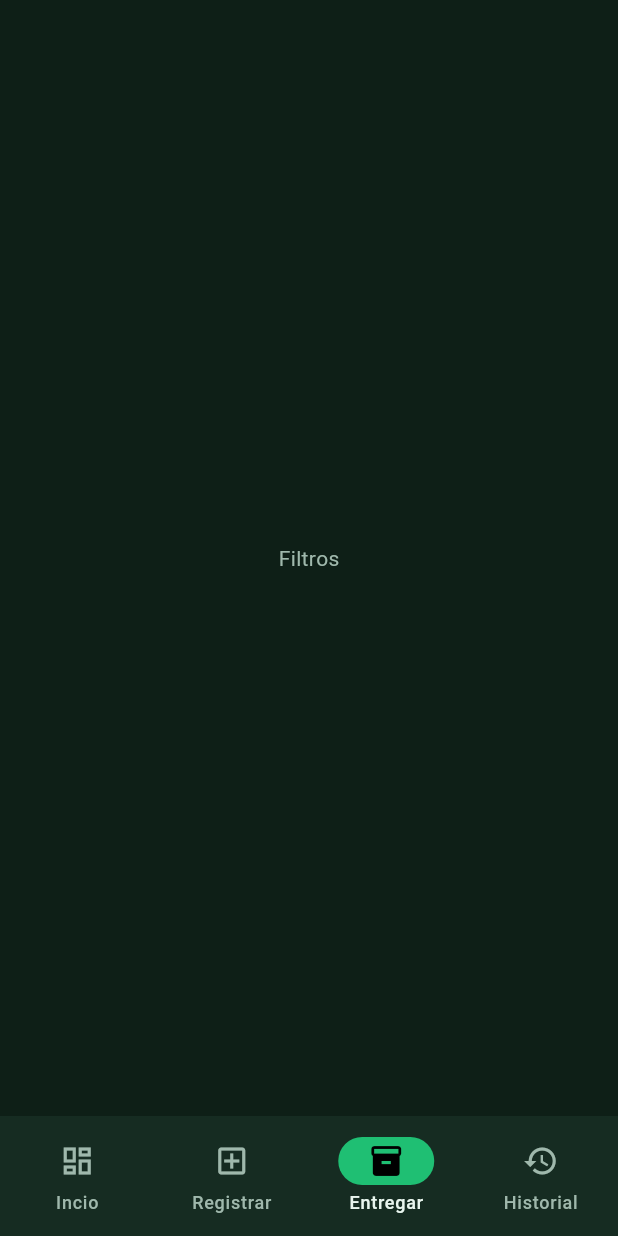
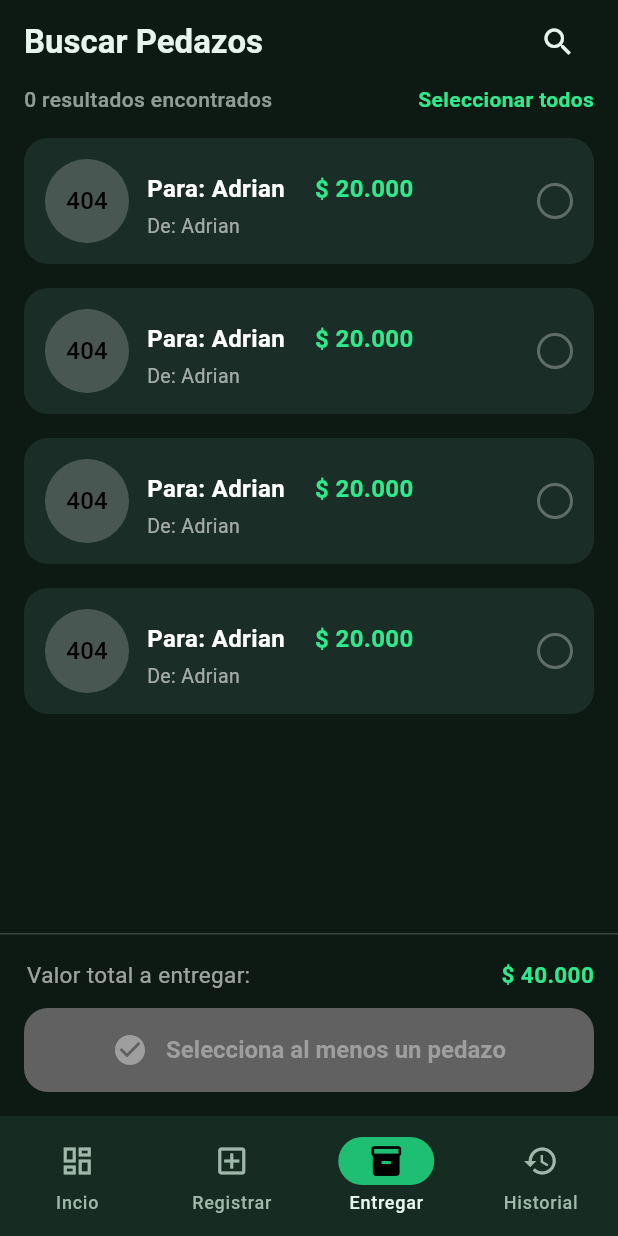
Before and after one commit to Adrian-Angulo/administracion_de_pedazos, a Flutter app: the screen it shows after launch, item 3 of the bottom bar chosen, on a phone screen of 412 x 824 dp. Run offline on Flutter 3.47's test engine with Material 3 defaults, Android fonts, the phone set to English and light mode, and no system bars.

Commit message:
interfaz de buscarPedazos completa

```diff
--- a/lib/screens/filtro_screens.dart
+++ b/lib/screens/filtro_screens.dart
@@ -1,10 +1,102 @@
+import 'package:administracion_de_pedazos/widgets/delivery_action_footer.dart';
+import 'package:administracion_de_pedazos/widgets/pedazo_list_item.dart';
+import 'package:administracion_de_pedazos/widgets/results_header.dart';
 import 'package:flutter/material.dart';
 
-class FiltroScreens extends StatelessWidget {
+class FiltroScreens extends StatefulWidget {
   const FiltroScreens({super.key});
 
   @override
+  State<FiltroScreens> createState() => _FiltroScreensState();
+}
+
+class _FiltroScreensState extends State<FiltroScreens> {
+  final TextEditingController _searchController = TextEditingController();
+  final Set<int> _selectedIndices = {};
+  bool _isSearchVisible = false;
+
+  @override
+  void initState() {
+    super.initState();
+  }
+
+  @override
+  void dispose() {
+    _searchController.dispose();
+    super.dispose();
+  }
+
+  @override
   Widget build(BuildContext context) {
-    return Center(child: Text("Filtros"),);
+    final now = DateTime.now();
+    final scheduleText =
+        'Registrando entrega para hoy a las ${now.hour}:${now.minute.toString().padLeft(2, '0')}';
+
+    return Scaffold(
+      backgroundColor: const Color(0xFF0D1A14),
+      appBar: AppBar(
+        title: _isSearchVisible
+            ? TextField(
+                controller: _searchController,
+                autofocus: true,
+                style: const TextStyle(color: Colors.white, fontSize: 18),
+                decoration: InputDecoration(
+                  hintText: 'Buscar por destinatario (Para)...',
+                  hintStyle: TextStyle(
+                    color: Colors.white.withOpacity(0.5),
+                    fontSize: 16,
+                  ),
+                  border: InputBorder.none,
+                  prefixIcon: Icon(
+                    Icons.search,
+                    color: Colors.white.withOpacity(0.7),
+                  ),
+                ),
+                onChanged: (value) {
+                  // Implement search logic here
+                },
+              )
+            : const Text('Buscar Pedazos'),
+        actions: [
+          Padding(
+            padding: const EdgeInsets.only(right: 16),
+            child: IconButton(
+              onPressed: () {
+                setState(() {
+                  _isSearchVisible = !_isSearchVisible;
+                  if (!_isSearchVisible) {
+                    _searchController.clear();
+                  }
+                });
+              },
+              icon: Icon(_isSearchVisible ? Icons.close : Icons.search),
+            ),
+          ),
+        ],
+        backgroundColor: Colors.transparent,
+      ),
+      body: Column(
+        children: [
+          ResultsHeader(resultCount: 0, onSelectAll: () {}, allSelected: false),
+          Expanded(
+            child: ListView.builder(
+              itemCount: 4,
+              padding: const EdgeInsets.only(bottom: 16),
+              itemBuilder: (context, index) {
+                return PedazoListItem(
+                  isSelected: _selectedIndices.contains(index),
+                  onToggle: () {},
+                );
+              },
+            ),
+          ),
+          DeliveryActionFooter(
+            selectedCount: _selectedIndices.length,
+            onRegister: () {},
+            scheduleText: scheduleText,
+          ),
+        ],
+      ),
+    );
   }
 }
--- /dev/null
+++ b/lib/widgets/delivery_action_footer.dart
@@ -0,0 +1,96 @@
+import 'package:flutter/material.dart';
+
+class DeliveryActionFooter extends StatelessWidget {
+  final int selectedCount;
+  final VoidCallback onRegister;
+  final String? scheduleText;
+
+  const DeliveryActionFooter({
+    super.key,
+    required this.selectedCount,
+    required this.onRegister,
+    this.scheduleText,
+  });
+
+  @override
+  Widget build(BuildContext context) {
+    final colorScheme = Theme.of(context).colorScheme;
+
+    return Container(
+      padding: const EdgeInsets.all(16),
+      decoration: BoxDecoration(
+        color: const Color(0xFF0D1A14),
+        border: Border(
+          top: BorderSide(color: colorScheme.onSurface.withOpacity(0.2)),
+        ),
+      ),
+      child: Column(
+        mainAxisSize: MainAxisSize.min,
+        children: [
+          Padding(
+            padding: const EdgeInsets.only(bottom: 12),
+            child: Row(
+              mainAxisAlignment: MainAxisAlignment.spaceBetween,
+              spacing: 10,
+              children: [
+                Text(
+                  "Valor total a entregar: ",
+                  style: TextStyle(
+                    color: Colors.white.withOpacity(0.6),
+                    fontSize: 15,
+                  ),
+                  textAlign: TextAlign.center,
+                ),
+                Text(
+                  "\$ 40.000",
+                  style: TextStyle(
+                    color: Theme.of(context).colorScheme.primary,
+                    fontWeight: FontWeight.bold,
+                    fontSize: 15,
+                  ),
+                  textAlign: TextAlign.center,
+                ),
+              ],
+            ),
+          ),
+          SizedBox(
+            width: double.infinity,
+            height: 56,
+            child: ElevatedButton(
+              onPressed: selectedCount > 0 ? onRegister : null,
+              style: ElevatedButton.styleFrom(
+                backgroundColor: colorScheme.primary,
+                disabledBackgroundColor: Colors.grey.shade700,
+                shape: RoundedRectangleBorder(
+                  borderRadius: BorderRadius.circular(16),
+                ),
+                elevation: 0,
+              ),
+              child: Row(
+                mainAxisAlignment: MainAxisAlignment.center,
+                children: [
+                  Icon(
+                    Icons.check_circle,
+                    color: selectedCount > 0 ? Colors.white : Colors.grey,
+                    size: 24,
+                  ),
+                  const SizedBox(width: 12),
+                  Text(
+                    selectedCount > 0
+                        ? 'Registrar Entrega ($selectedCount)'
+                        : 'Selecciona al menos un pedazo',
+                    style: TextStyle(
+                      color: selectedCount > 0 ? Colors.white : Colors.grey,
+                      fontSize: 16,
+                      fontWeight: FontWeight.bold,
+                    ),
+                  ),
+                ],
+              ),
+            ),
+          ),
+        ],
+      ),
+    );
+  }
+}
--- /dev/null
+++ b/lib/widgets/pedazo_list_item.dart
@@ -0,0 +1,107 @@
+import 'package:flutter/material.dart';
+
+class PedazoListItem extends StatelessWidget {
+  final bool isSelected;
+  final VoidCallback onToggle;
+
+  const PedazoListItem({
+    super.key,
+
+    required this.isSelected,
+    required this.onToggle,
+  });
+
+  @override
+  Widget build(BuildContext context) {
+    final colorScheme = Theme.of(context).colorScheme;
+
+    return GestureDetector(
+      onTap: onToggle,
+      child: Container(
+        margin: const EdgeInsets.symmetric(horizontal: 16, vertical: 8),
+        padding: const EdgeInsets.all(12),
+        decoration: BoxDecoration(
+          color: const Color(0xFF1A2D26),
+          borderRadius: BorderRadius.circular(16),
+          border: Border.all(
+            color: isSelected ? colorScheme.primary : Colors.transparent,
+            width: 2,
+          ),
+        ),
+        child: Row(
+          children: [
+            // Avatar Icon
+            CircleAvatar(
+              radius: 28,
+              backgroundColor: Colors.white.withOpacity(0.2),
+              child: Text("404"),
+            ),
+            const SizedBox(width: 12),
+
+            // Content
+            Expanded(
+              child: Column(
+                crossAxisAlignment: CrossAxisAlignment.start,
+                children: [
+                  const SizedBox(height: 6),
+                  // Destinatario
+                  Row(
+                    children: [
+                      Text(
+                        'Para: Adrian',
+                        style: const TextStyle(
+                          color: Colors.white,
+                          fontSize: 16,
+                          fontWeight: FontWeight.bold,
+                        ),
+                      ),
+                      const SizedBox(width: 20),
+                      Text(
+                        '\$ 20.000',
+                        style: TextStyle(
+                          color: colorScheme.primary,
+                          fontSize: 16,
+                          fontWeight: FontWeight.bold,
+                        ),
+                      ),
+                    ],
+                  ),
+                  const SizedBox(height: 4),
+                  // Descripción
+                  Text(
+                    "De: Adrian",
+                    style: TextStyle(
+                      color: Colors.white.withOpacity(0.6),
+                      fontSize: 13,
+                    ),
+                    maxLines: 1,
+                    overflow: TextOverflow.ellipsis,
+                  ),
+                ],
+              ),
+            ),
+
+            // Checkbox
+            Container(
+              width: 24,
+              height: 24,
+              decoration: BoxDecoration(
+                shape: BoxShape.circle,
+                color: isSelected ? colorScheme.primary : Colors.transparent,
+                border: Border.all(
+                  color: isSelected
+                      ? colorScheme.primary
+                      : Colors.white.withOpacity(0.3),
+                  width: 2,
+                ),
+              ),
+              child: isSelected
+                  ? const Icon(Icons.check, size: 16, color: Colors.white)
+                  : null,
+            ),
+          ],
+        ),
+      ),
+    );
+  }
+}
--- /dev/null
+++ b/lib/widgets/results_header.dart
@@ -0,0 +1,47 @@
+import 'package:flutter/material.dart';
+
+class ResultsHeader extends StatelessWidget {
+  final int resultCount;
+  final VoidCallback onSelectAll;
+  final bool allSelected;
+
+  const ResultsHeader({
+    super.key,
+    required this.resultCount,
+    required this.onSelectAll,
+    this.allSelected = false,
+  });
+
+  @override
+  Widget build(BuildContext context) {
+    final colorScheme = Theme.of(context).colorScheme;
+
+    return Padding(
+      padding: const EdgeInsets.only(left: 16, right: 16, bottom: 8),
+      child: Row(
+        mainAxisAlignment: MainAxisAlignment.spaceBetween,
+        children: [
+          Text(
+            '$resultCount resultado${resultCount != 1 ? 's' : ''} encontrado${resultCount != 1 ? 's' : ''}',
+            style: TextStyle(
+              color: colorScheme.onSurface.withOpacity(0.6),
+              fontSize: 14,
+              fontWeight: FontWeight.w500,
+            ),
+          ),
+          GestureDetector(
+            onTap: onSelectAll,
+            child: Text(
+              allSelected ? 'Deseleccionar todos' : 'Seleccionar todos',
+              style: TextStyle(
+                color: colorScheme.primary,
+                fontSize: 14,
+                fontWeight: FontWeight.w600,
+              ),
+            ),
+          ),
+        ],
+      ),
+    );
+  }
+}
--- /dev/null
+++ b/lib/widgets/search_widget.dart
@@ -0,0 +1,46 @@
+import 'package:flutter/material.dart';
+
+class SearchWidget extends StatelessWidget {
+  final TextEditingController controller;
+  final Function(String)? onChanged;
+  final String hintText;
+
+  const SearchWidget({
+    super.key,
+    required this.controller,
+    this.onChanged,
+    this.hintText = 'Buscar por destinatario (Para)...',
+  });
+
+  @override
+  Widget build(BuildContext context) {
+    return Container(
+      decoration: BoxDecoration(
+        color: const Color(0xFF1B3A2F), // Verde oscuro similar a la imagen
+        borderRadius: BorderRadius.circular(12),
+      ),
+      child: TextField(
+        controller: controller,
+        onChanged: onChanged,
+        style: const TextStyle(color: Colors.white, fontSize: 16),
+        decoration: InputDecoration(
+          hintText: hintText,
+          hintStyle: TextStyle(
+            color: Colors.white.withOpacity(0.4),
+            fontSize: 16,
+          ),
+          prefixIcon: Icon(
+            Icons.search,
+            color: Colors.white.withOpacity(0.5),
+            size: 24,
+          ),
+          border: InputBorder.none,
+          contentPadding: const EdgeInsets.symmetric(
+            horizontal: 20,
+            vertical: 16,
+          ),
+        ),
+      ),
+    );
+  }
+}
```
